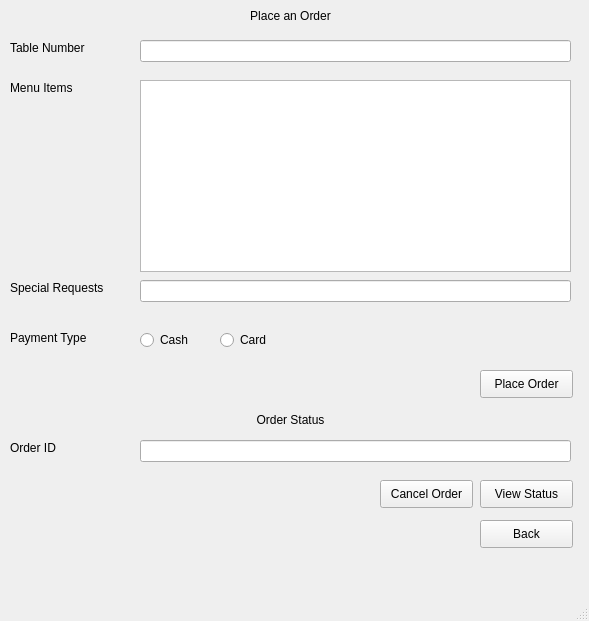
TahaZahid05/Restaurant-Managment-System, file ui_files/Order_Management.ui: the form before one commit.
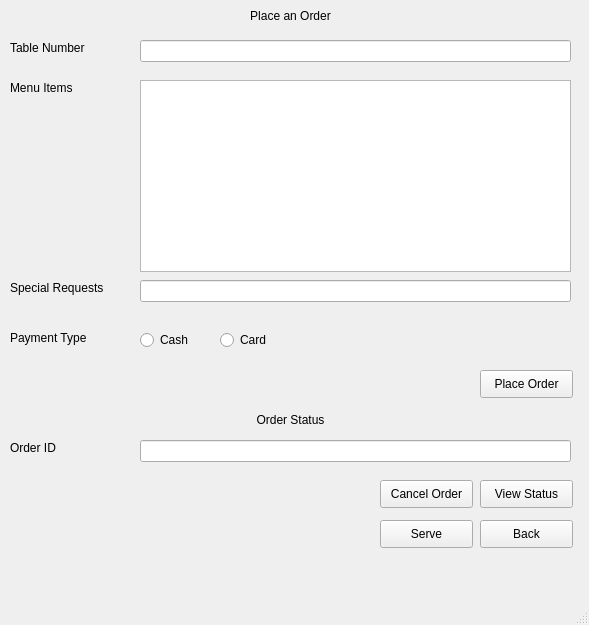
The form after the commit.

Diff of the .ui file:
```diff
--- a/ui_files/Order_Management.ui
+++ b/ui_files/Order_Management.ui
@@ -7,7 +7,7 @@
     <x>0</x>
     <y>0</y>
     <width>589</width>
-    <height>621</height>
+    <height>625</height>
    </rect>
   </property>
   <property name="windowTitle">
@@ -232,6 +232,19 @@
      <string>Card</string>
     </property>
    </widget>
+   <widget class="QPushButton" name="pushButton">
+    <property name="geometry">
+     <rect>
+      <x>380</x>
+      <y>520</y>
+      <width>93</width>
+      <height>28</height>
+     </rect>
+    </property>
+    <property name="text">
+     <string>Serve</string>
+    </property>
+   </widget>
   </widget>
   <widget class="QMenuBar" name="menubar">
    <property name="geometry">
```
